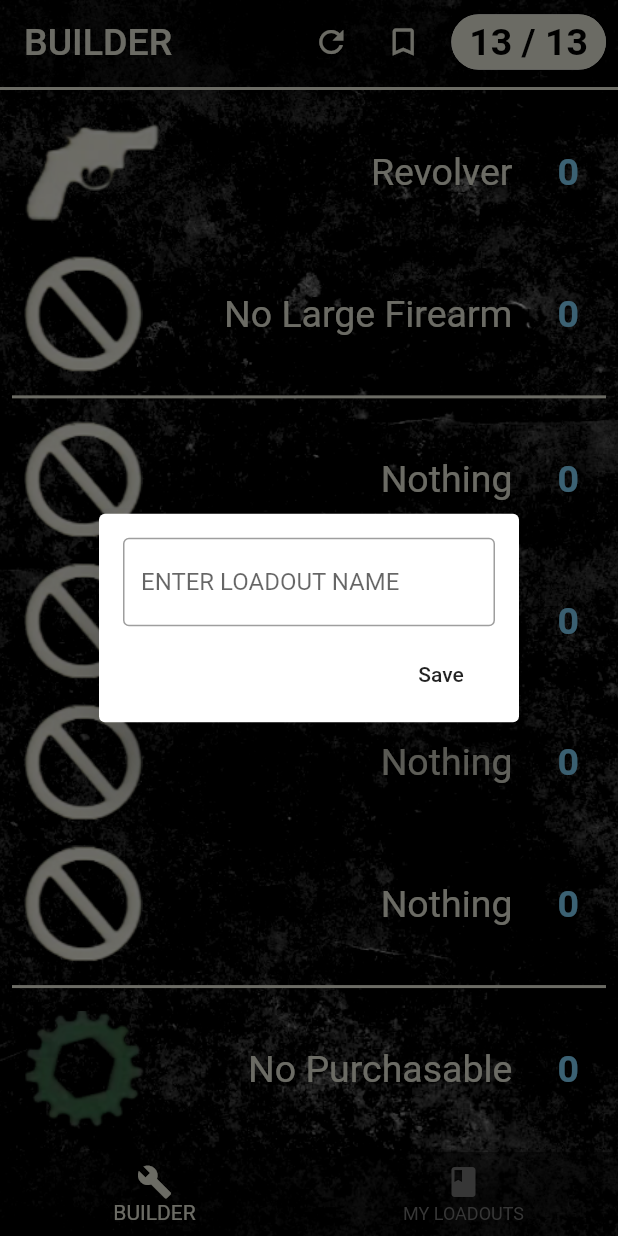
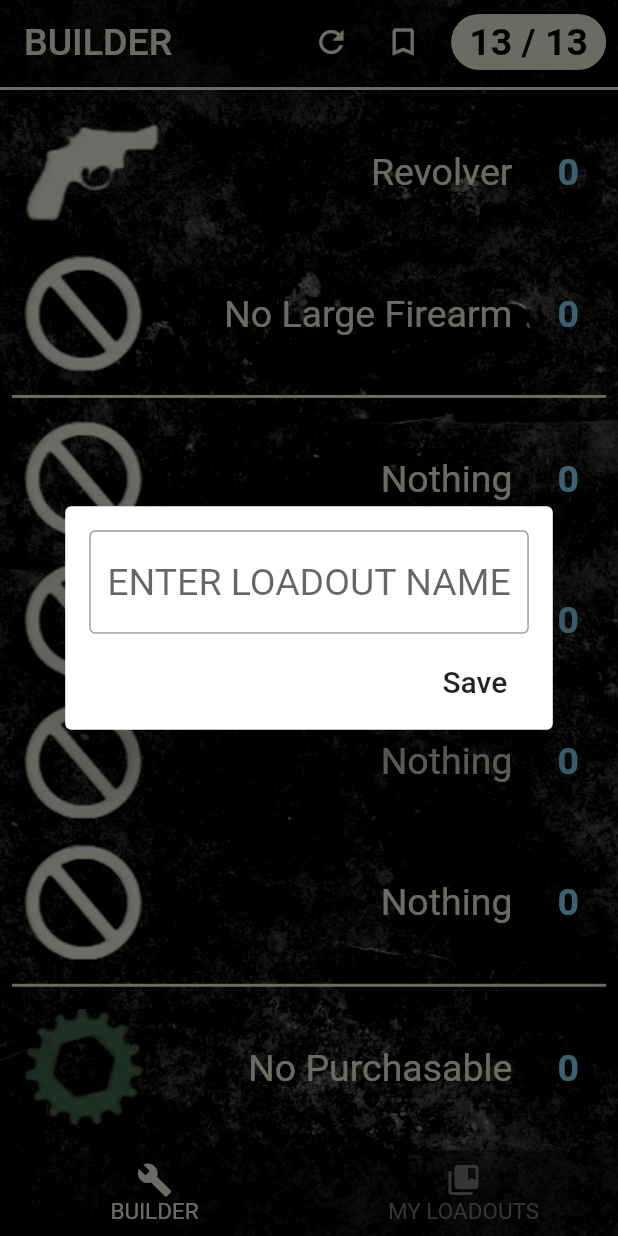
Before and after one commit to jbonner50/tlou-loadout-builder, a Flutter app: the screen it shows after launch, after a tap on the "bookmark outline" icon, on a phone screen of 412 x 824 dp. Run offline on Flutter 3.47's test engine with Material 2 defaults, Android fonts, the phone set to English and light mode, and no system bars; drawn by our look-alikes of auto_size_text; Roboto replaces fonts that are missing (TLOU).

Commit message:
summer update

```diff
--- a/lib/app.dart
+++ b/lib/app.dart
@@ -69,6 +69,7 @@ class _AppState extends State<App> {
           content: TextField(
             textCapitalization: TextCapitalization.characters,
             controller: titleController,
+            style: TextStyle(fontSize: 25),
             decoration: InputDecoration(
               hintText: 'ENTER LOADOUT NAME',
               border: OutlineInputBorder(),
@@ -85,7 +86,10 @@ class _AppState extends State<App> {
           ),
           actions: <Widget>[
             FlatButton(
-              child: Text('Save'),
+              child: Text(
+                'Save',
+                style: TextStyle(fontSize: 20),
+              ),
               onPressed: () {
                 if (titleController.text.isNotEmpty) {
                   Navigator.of(context).pop();
@@ -142,6 +146,7 @@ class _AppState extends State<App> {
               ),
             ),
             child: Scaffold(
+              resizeToAvoidBottomPadding: false,
               backgroundColor: Colors.transparent,
               appBar: AppBar(
                 bottom: PreferredSize(
@@ -255,9 +260,9 @@ class _AppState extends State<App> {
                             } else {
                               final snackBar = SnackBar(
                                 backgroundColor: Colors.black45,
-                                duration: Duration(seconds: 1),
+                                duration: Duration(seconds: 2),
                                 content: Text(
-                                  'Loadout link in clipboard is invalid',
+                                  'Copied link must follow format: http://tlou-loadout.com/?q=##############',
                                   style: TextStyle(
                                     fontFamily: 'TLOU',
                                     color: Color.fromARGB(255, 234, 234, 219),
@@ -284,6 +289,8 @@ class _AppState extends State<App> {
                   backgroundColor: Colors.black45,
                   unselectedItemColor: Colors.grey[600],
                   selectedItemColor: Theme.of(context).accentColor,
+                  selectedFontSize: 15,
+                  unselectedFontSize: 15,
                   currentIndex: currentIndex,
                   items: [
                     BottomNavigationBarItem(
@@ -291,7 +298,7 @@ class _AppState extends State<App> {
                       title: Text('BUILDER'),
                     ),
                     BottomNavigationBarItem(
-                      icon: Icon(Icons.book),
+                      icon: Icon(Icons.collections_bookmark),
                       title: Text('MY LOADOUTS'),
                     ),
                   ],
--- a/lib/loadout_model.dart
+++ b/lib/loadout_model.dart
@@ -90,10 +90,24 @@ class LoadoutModel extends ChangeNotifier {
     ]
   };
 
+  void updateData(Map newData) {
+    data = Map.from(newData);
+    small = data['small'];
+    large = data['large'];
+    skill = data['skill'];
+    purchase = data['purchase'];
+    notifyListeners();
+  }
+
   List get small => data['small'];
   List get large => data['large'];
   List get purchase => data['purchase'];
   List get skill => data['skill'];
+
+  set small(List newSmall) => newSmall;
+  set large(List newLarge) => newLarge;
+  set skill(List newSkill) => newSkill;
+  set purchase(List newPurchase) => newPurchase;
 
   int points = 13;
 
--- a/lib/main.dart
+++ b/lib/main.dart
@@ -22,12 +22,13 @@ class LoadoutManager extends StatelessWidget {
   Widget build(BuildContext context) {
     Future<void> loadJsonData() async {
       String jsonText = await rootBundle.loadString('data/weapons_skills.json');
-      Provider.of<LoadoutModel>(context, listen: false).data =
-          json.decode(jsonText);
+      Provider.of<LoadoutModel>(context, listen: false)
+          .updateData(json.decode(jsonText));
     }
 
     loadJsonData();
     return MaterialApp(
+      debugShowCheckedModeBanner: false,
       home: App(),
       theme: ThemeData(
         dividerColor: Color.fromARGB(255, 234, 234, 219),
--- a/lib/pages/item_info.dart
+++ b/lib/pages/item_info.dart
@@ -92,6 +92,7 @@ class _ItemInfoState extends State<ItemInfo> {
         ),
       ),
       child: Scaffold(
+        resizeToAvoidBottomPadding: false,
         backgroundColor: Colors.transparent,
         appBar: AppBar(
           bottom: PreferredSize(
--- a/lib/pages/my_loadouts.dart
+++ b/lib/pages/my_loadouts.dart
@@ -49,7 +49,9 @@ class MyLoadouts extends StatelessWidget {
               return noSavedLoadouts();
             }
           } else {
-            return noSavedLoadouts();
+            return Container(
+              color: Colors.red,
+            );
           }
         } else {
           return noSavedLoadouts();
```
Also changed, not shown: data/weapons_skills.json (+2 -12 lines), lib/pages/item_select.dart (+9 -4 lines), lib/services/loadout_card.dart (+6 -2 lines), lib/services/other_details.dart (+34 -12 lines).
